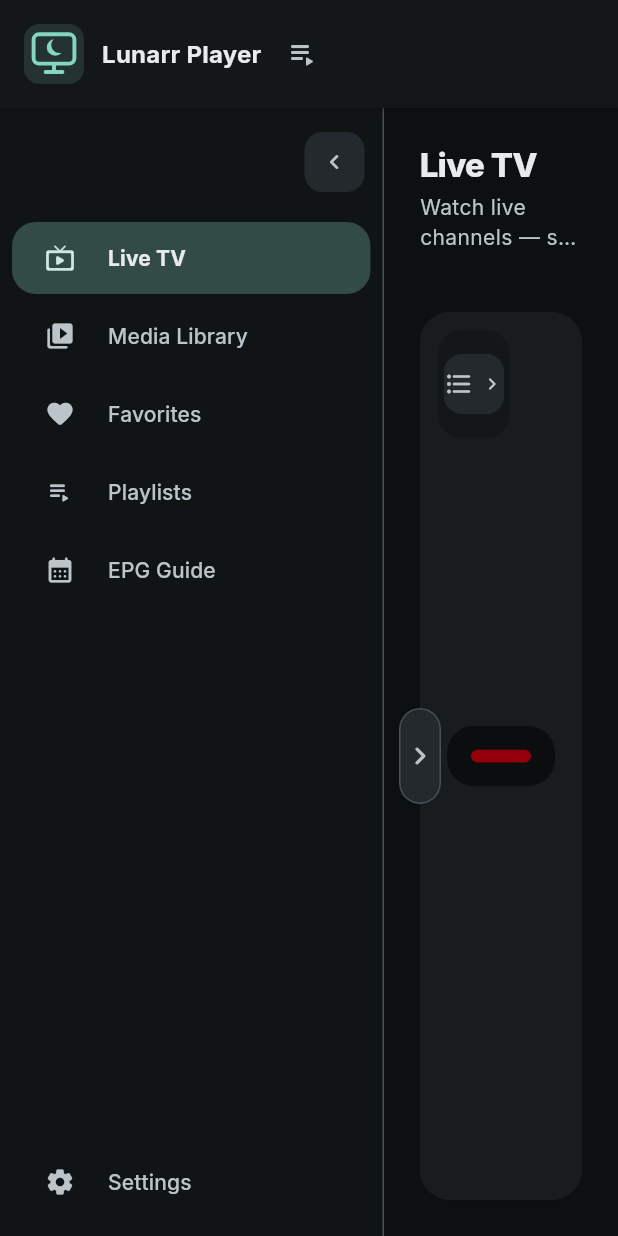
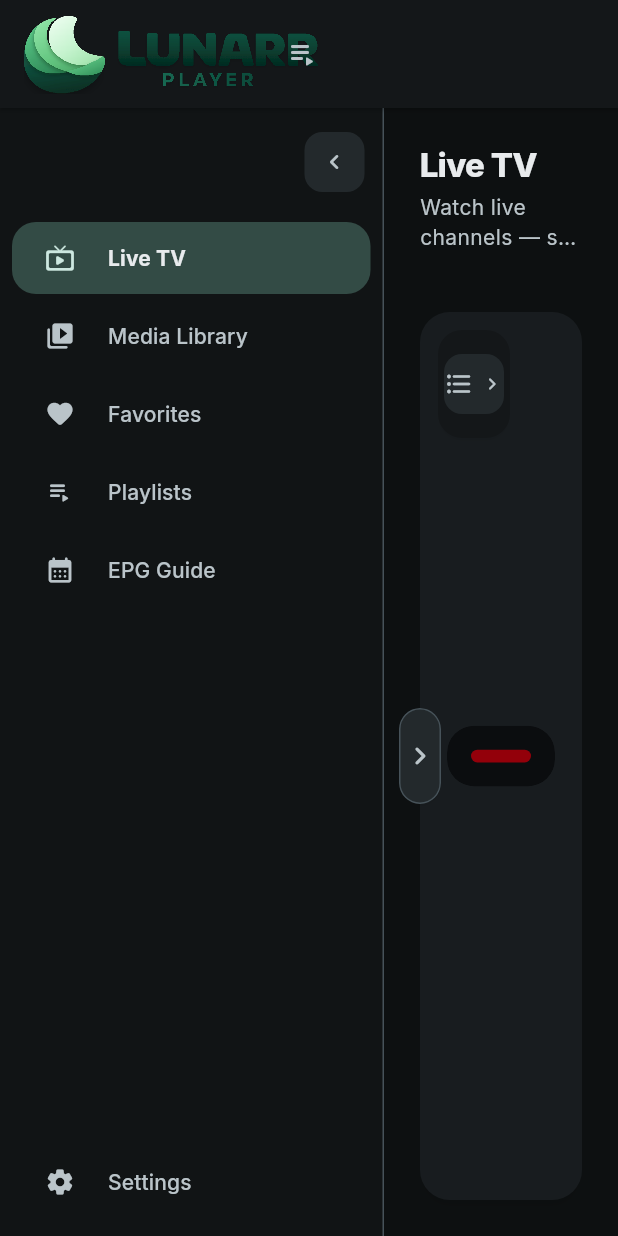
Before and after one commit to Harperrino/Lunarr-Play, a Flutter app: the screen it shows after launch, after a tap on the "chevron right" icon, on a phone screen of 412 x 824 dp. Run offline on Flutter 3.47's test engine with Material 3 defaults, Android fonts, the light colour scheme and no system bars; our stand-ins replace cached_network_image, drift, flutter_riverpod, google_fonts, logger, shimmer; missing offline and left inert: flutter_single_instance, media_kit, media_kit_video, screen_retriever, window_manager; accounts and stored records are empty; generated files the repository leaves out were written again; statements that could not run were skipped.

Commit message:
Release Lunarr Player 0.9.1 RC2 branding

```diff
--- a/lib/shared/widgets/app_brand_mark.dart
+++ b/lib/shared/widgets/app_brand_mark.dart
@@ -1,106 +1,68 @@
 import 'package:flutter/material.dart';
 
-/// Code-native presentation of the Lunarr Player application mark.
-///
-/// The mark deliberately resolves its accent from the active [ColorScheme] so
-/// it follows appearance changes without loading or recoloring an image asset.
+/// Canonical application branding bundled with every Lunarr Player build.
+abstract final class AppBrandAssets {
+  static const logo = 'assets/branding/lunarr-player-logo.png';
+  static const wordmark = 'assets/branding/lunarr-player-wordmark.png';
+}
+
+/// Standalone Lunarr Player moon mark.
 class AppBrandMark extends StatelessWidget {
-  const AppBrandMark({super.key, this.size = 28, this.color});
+  const AppBrandMark({
+    super.key,
+    this.size = 28,
+    this.semanticLabel = 'Lunarr Player',
+  });
 
-  static const painterKey = ValueKey('app-brand-logo-painter');
+  static const imageKey = ValueKey('app-brand-logo-image');
 
   final double size;
-  final Color? color;
+  final String semanticLabel;
 
   @override
   Widget build(BuildContext context) {
-    final colors = Theme.of(context).colorScheme;
-    final accent = color ?? colors.primary;
-    final background = Color.alphaBlend(
-      accent.withValues(alpha: 0.14),
-      colors.surfaceContainerLow,
-    );
-
     return SizedBox.square(
       dimension: size,
-      child: DecoratedBox(
-        decoration: BoxDecoration(
-          color: background,
-          borderRadius: BorderRadius.circular(size * 0.26),
-        ),
-        child: CustomPaint(
-          key: painterKey,
-          painter: LunarrBrandMarkPainter(color: accent),
-        ),
+      child: Image.asset(
+        AppBrandAssets.logo,
+        key: imageKey,
+        fit: BoxFit.contain,
+        filterQuality: FilterQuality.high,
+        gaplessPlayback: true,
+        semanticLabel: semanticLabel,
       ),
     );
   }
 }
 
-/// Paints the Lunarr Player crescent inside a compact display outline.
-///
-/// Keeping the painter public makes the color contract directly testable and
-/// allows future platform surfaces to reuse the same vector geometry.
-class LunarrBrandMarkPainter extends CustomPainter {
-  const LunarrBrandMarkPainter({required this.color});
+/// Full Lunarr Player logo and lettering for prominent brand surfaces.
+class AppBrandWordmark extends StatelessWidget {
+  const AppBrandWordmark({
+    super.key,
+    required this.width,
+    this.semanticLabel = 'Lunarr Player',
+  });
 
-  final Color color;
+  static const imageKey = ValueKey('app-brand-wordmark-image');
+  static const aspectRatio = 1870 / 512;
+
+  final double width;
+  final String semanticLabel;
 
   @override
-  void paint(Canvas canvas, Size size) {
-    final extent = size.shortestSide;
-    final strokeWidth = extent * 0.065;
-    final linePaint = Paint()
-      ..color = color
-      ..style = PaintingStyle.stroke
-      ..strokeWidth = strokeWidth
-      ..strokeCap = StrokeCap.round
-      ..strokeJoin = StrokeJoin.round;
-
-    final displayRect = Rect.fromLTRB(
-      extent * 0.16,
-      extent * 0.17,
-      extent * 0.84,
-      extent * 0.66,
+  Widget build(BuildContext context) {
+    return SizedBox(
+      width: width,
+      height: width / aspectRatio,
+      child: Image.asset(
+        AppBrandAssets.wordmark,
+        key: imageKey,
+        fit: BoxFit.contain,
+        alignment: Alignment.centerLeft,
+        filterQuality: FilterQuality.high,
+        gaplessPlayback: true,
+        semanticLabel: semanticLabel,
+      ),
     );
-    canvas.drawRRect(
-      RRect.fromRectAndRadius(displayRect, Radius.circular(extent * 0.09)),
-      linePaint,
-    );
-
-    final standPath = Path()
-      ..moveTo(extent * 0.50, extent * 0.67)
-      ..lineTo(extent * 0.50, extent * 0.77)
-      ..moveTo(extent * 0.36, extent * 0.80)
-      ..lineTo(extent * 0.64, extent * 0.80);
-    canvas.drawPath(standPath, linePaint);
-
-    final moonOuter = Path()
-      ..addOval(
-        Rect.fromCircle(
-          // The cutout removes the upper-right visual mass. Offset the source
-          // circle so the remaining crescent is optically centered in-screen.
-          center: Offset(extent * 0.52, extent * 0.39),
-          radius: extent * 0.14,
-        ),
-      );
-    final moonCutout = Path()
-      ..addOval(
-        Rect.fromCircle(
-          center: Offset(extent * 0.59, extent * 0.35),
-          radius: extent * 0.135,
-        ),
-      );
-    final crescent = Path.combine(
-      PathOperation.difference,
-      moonOuter,
-      moonCutout,
-    );
-    canvas.drawPath(crescent, Paint()..color = color);
-  }
-
-  @override
-  bool shouldRepaint(covariant LunarrBrandMarkPainter oldDelegate) {
-    return oldDelegate.color != color;
   }
 }
--- a/lib/shared/widgets/custom_app_bar.dart
+++ b/lib/shared/widgets/custom_app_bar.dart
@@ -41,9 +41,19 @@ class CustomAppBar extends StatelessWidget implements PreferredSizeWidget {
         !kIsWeb && (Platform.isWindows || Platform.isMacOS || Platform.isLinux);
 
     final colors = Theme.of(context).colorScheme;
-    final titleContent = Row(
+    final titleContent = title == AppIdentity.displayName
+        ? AppBrandWordmark(
+            key: const ValueKey('window-bar-brand-wordmark'),
+            width: 196,
+            semanticLabel: title,
+          )
+        : Row(
             children: [
-        const AppBrandMark(key: ValueKey('window-bar-brand-mark'), size: 40),
+              AppBrandMark(
+                key: const ValueKey('window-bar-brand-mark'),
+                size: 40,
+                semanticLabel: title,
+              ),
               const SizedBox(width: 12),
               Flexible(
                 child: Text(
--- a/pubspec.yaml
+++ b/pubspec.yaml
@@ -1,7 +1,7 @@
 name: m3uxtream_player
 description: "Lunarr Player, a Material 3 IPTV player for Windows desktop and future iOS builds, backed by Drift, Riverpod, and media_kit."
 publish_to: 'none'
-version: 0.9.0-rc.1+1
+version: 0.9.1-rc.2+2
 
 environment:
   sdk: '>=3.12.2 <4.0.0'
@@ -57,3 +57,6 @@ dev_dependencies:
 flutter:
   generate: true
   uses-material-design: true
+  assets:
+    - assets/branding/lunarr-player-logo.png
+    - assets/branding/lunarr-player-wordmark.png
```
Also changed, not shown: assets/branding/lunarr-player-logo.png (added), assets/branding/lunarr-player-logo.svg (added), assets/branding/lunarr-player-wordmark.png (added), assets/branding/lunarr-player-wordmark.svg (added), 5 other files. Lines whose indentation alone changed are shown as unchanged.
